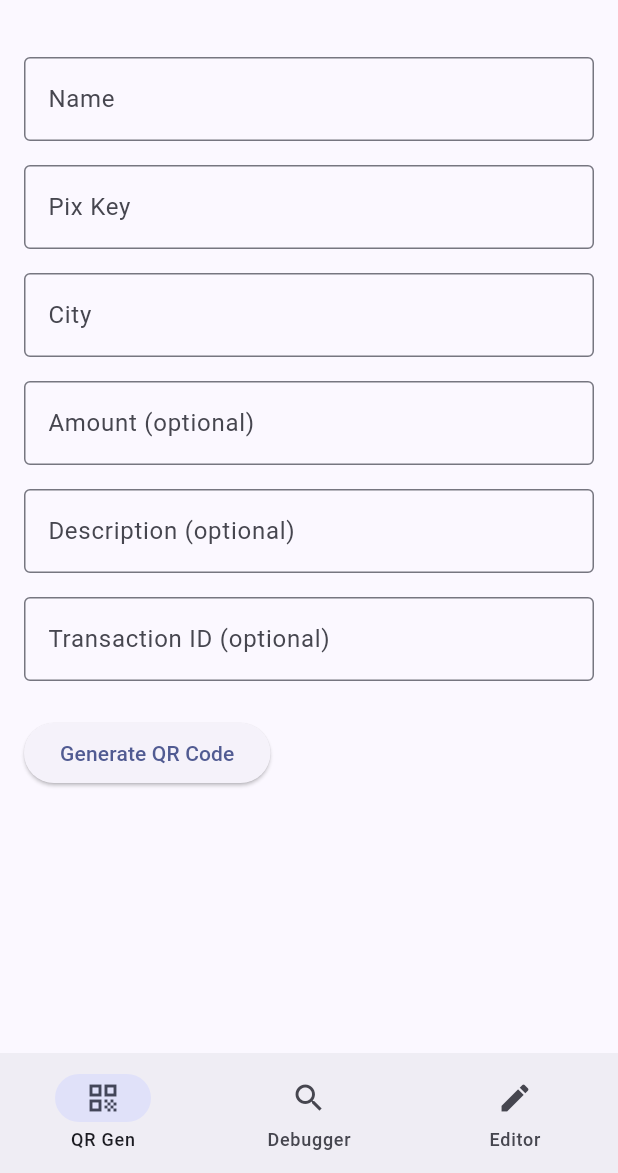
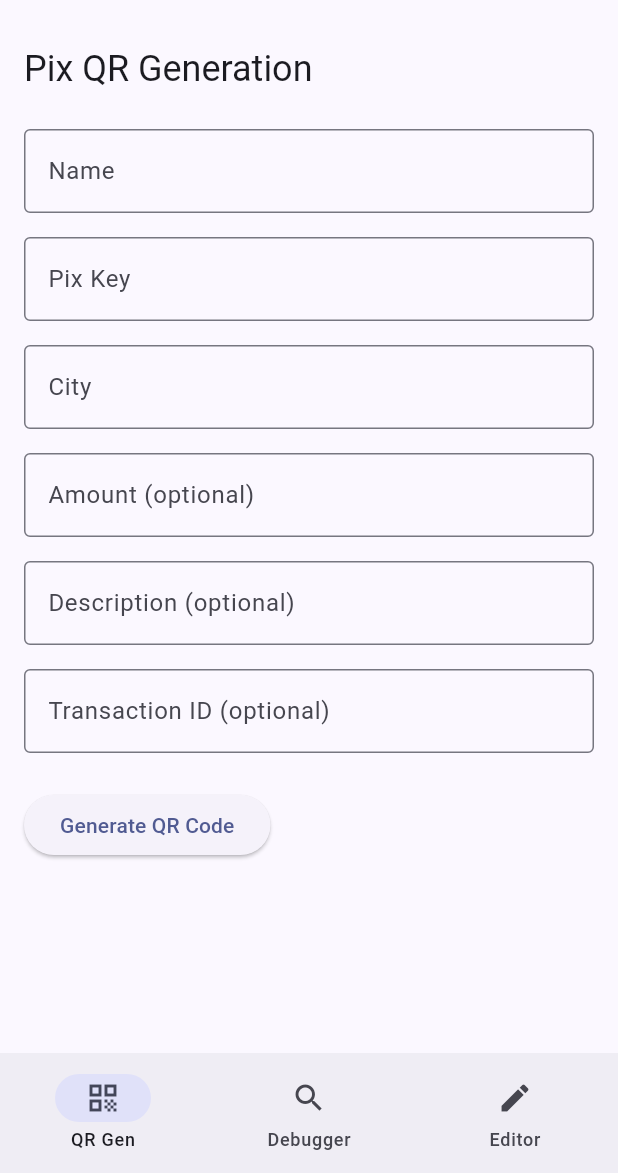
Before and after one commit to Dumindu818/pix_tools, a Flutter app: the screen it shows after launch, on a phone screen of 412 x 824 dp, the part 63-1236 px from its top. Run offline on Flutter 3.47's test engine with Material 3 defaults, Android fonts, the phone set to English and light mode, and no system bars; our stand-ins replace equatable, flutter_bloc, image_picker, qr_flutter, share_plus; missing offline and left inert: mobile_scanner, qr_code_tools.

Commit message:
stable 1

```diff
--- a/lib/pix/view/pix_screen.dart
+++ b/lib/pix/view/pix_screen.dart
@@ -31,14 +31,18 @@
 
   @override
   Widget build(BuildContext context) {
-    return BlocProvider(
+    return GestureDetector(
+      onTap: () {
+        FocusScope.of(context).unfocus(); // Hide keyboard when tapping background
+      },
+      child: BlocProvider(
         create: (_) => PixBloc(),
         child: BlocConsumer<PixBloc, PixState>(
           listener: (context, state) {
             if (state.error != null) {
-            ScaffoldMessenger.of(
-              context,
-            ).showSnackBar(SnackBar(content: Text(state.error!)));
+              ScaffoldMessenger.of(context).showSnackBar(
+                SnackBar(content: Text(state.error!)),
+              );
             }
           },
           builder: (context, state) {
@@ -47,6 +51,13 @@
               child: Column(
                 crossAxisAlignment: CrossAxisAlignment.start,
                 children: [
+                  // 🔹 Added Title
+                  Text(
+                    'Pix QR Generation',
+                    style: Theme.of(context).textTheme.headlineSmall,
+                  ),
+                  const SizedBox(height: 16),
+
                   _buildField('Name', _nameController),
                   _buildField('Pix Key', _keyController),
                   _buildField('City', _cityController),
@@ -58,8 +69,11 @@
                   _buildField('Description (optional)', _descController),
                   _buildField('Transaction ID (optional)', _txidController),
                   const SizedBox(height: 16),
+
                   ElevatedButton(
                     onPressed: () {
+                      FocusScope.of(context).unfocus(); // Hide keyboard on button press
+
                       final options = PixOptions(
                         name: _nameController.text.trim(),
                         key: _keyController.text.trim(),
@@ -81,6 +95,7 @@
                     child: const Text('Generate QR Code'),
                   ),
                   const SizedBox(height: 16),
+
                   if (state.pixCode != null) ...[
                     const Text(
                       'Pix BR Code:',
@@ -94,6 +109,7 @@
                           icon: const Icon(Icons.copy),
                           label: const Text('Copy'),
                           onPressed: () {
+                            FocusScope.of(context).unfocus();
                             Clipboard.setData(
                               ClipboardData(text: state.pixCode!),
                             );
@@ -102,11 +118,11 @@
                             );
                           },
                         ),
-                      const SizedBox(width: 8),
                         ElevatedButton.icon(
                           icon: const Icon(Icons.share),
-                        label: const Text('Share / Download'),
+                          label: const Text('Share QR Code'),
                           onPressed: () async {
+                            FocusScope.of(context).unfocus();
                             try {
                               final boundary =
                               globalKey.currentContext!.findRenderObject()
@@ -119,9 +135,11 @@
                                   format: ui.ImageByteFormat.png,
                                 );
                                 final bytes = byteData!.buffer.asUint8List();
+
                                 final dir = await getTemporaryDirectory();
                                 final file = File('${dir.path}/pix_qr.png');
                                 await file.writeAsBytes(bytes);
+
                                 await Share.shareXFiles([XFile(file.path)]);
                               }
                             } catch (e) {
@@ -150,6 +168,7 @@
             );
           },
         ),
+      ),
     );
   }
 
```
Also changed, not shown: lib/tools/debugger/view/debugger_screen.dart (+12 -3 lines), lib/tools/editor/view/editor_screen.dart (+33 -15 lines), 1 other file. Lines whose indentation alone changed are shown as unchanged.
